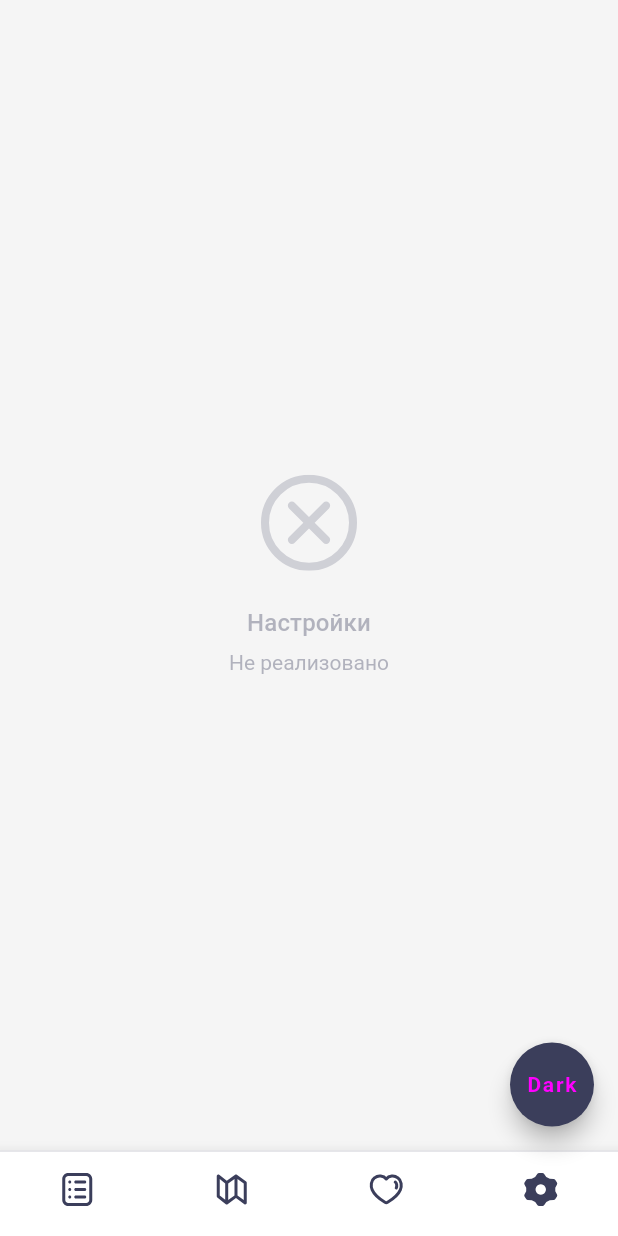
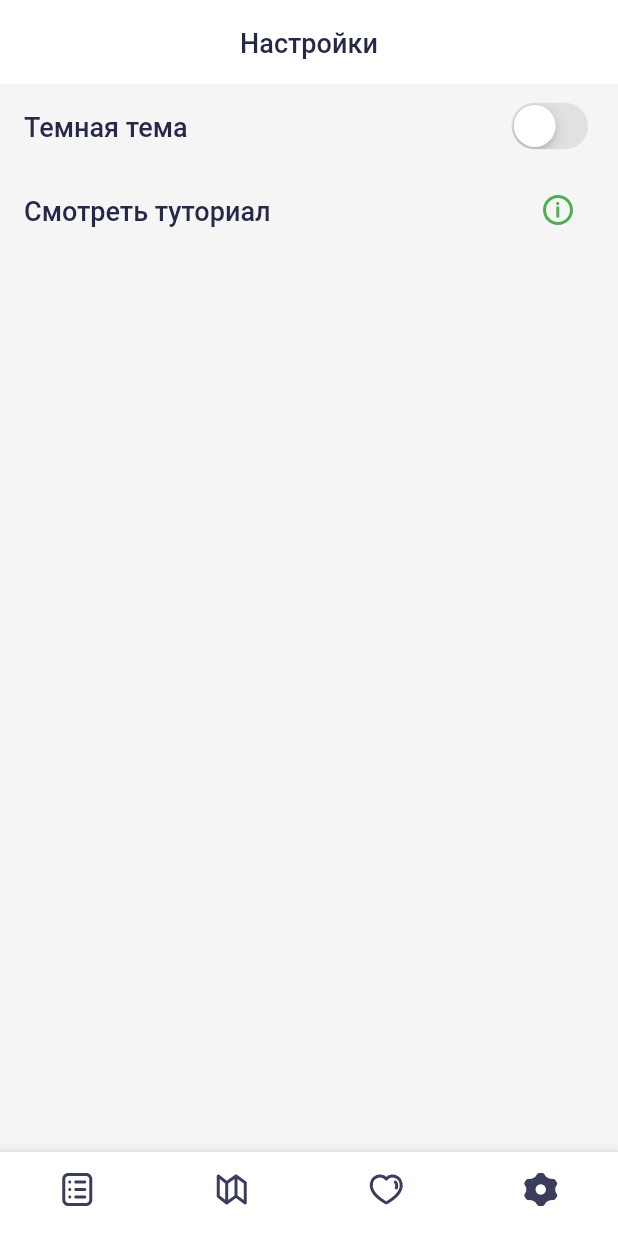
Before and after one commit to novikov-studio/surf-flutter-course-novikov, a Flutter app: the screen it shows after launch, item 4 of the bottom bar chosen, on a phone screen of 412 x 824 dp. Run offline on Flutter 3.47's test engine with Material 2 defaults, Android fonts, the phone set to English and light mode, and no system bars; our stand-ins replace flutter_svg; network calls fail.

Commit message:
Добавлен экран настроек

```diff
--- a/lib/app.dart
+++ b/lib/app.dart
@@ -1,4 +1,5 @@
 import 'package:flutter/material.dart';
+import 'package:places/service/utils.dart';
 import 'package:places/ui/screen/home_screen.dart';
 import 'package:places/ui/screen/res/themes.dart';
 
@@ -7,26 +8,18 @@ class App extends StatefulWidget {
 
   @override
   State<App> createState() => _AppState();
-
-  static _AppState? of(BuildContext context) =>
-      context.findAncestorStateOfType<_AppState>();
 }
 
 class _AppState extends State<App> {
-  bool _isLightTheme = true;
-
   @override
   Widget build(BuildContext context) {
-    return MaterialApp(
-      title: 'Places',
-      theme: _isLightTheme ? Themes.light : Themes.dark,
-      home: const HomeScreen(),
+    return ValueListenableBuilder<bool>(
+      valueListenable: Utils.isLight,
+      builder: (_, value, __) => MaterialApp(
+        title: 'Places',
+        theme: value ? Themes.light : Themes.dark,
+        home: const HomeScreen(),
+      ),
     );
   }
-
-  void toggleTheme() {
-    setState(() {
-      _isLightTheme = !_isLightTheme;
-    });
-  }
 }
--- a/lib/service/utils.dart
+++ b/lib/service/utils.dart
@@ -4,6 +4,8 @@ import 'package:flutter/foundation.dart';
 import 'package:places/service/location.dart';
 
 abstract class Utils {
+  static ValueNotifier<bool> isLight = ValueNotifier(true);
+
   /// Выводит строку в консоль
   static void log(String text) {
     if (kDebugMode) {
--- a/lib/ui/const/app_strings.dart
+++ b/lib/ui/const/app_strings.dart
@@ -3,9 +3,12 @@ abstract class AppStrings {
   // Заголовки
   static const listTitle = 'Список\nинтересных мест';
   static const favoritesTitle = 'Избранное';
+  static const settingsTitle = 'Настройки';
 
   // Названия полей
   static const categories = 'КАТЕГОРИИ';
+  static const darkTheme = 'Темная тема';
+  static const watchTutorial = 'Смотреть туториал';
 
   // Надписи на кнопках
   static const buildRoute = 'ПОСТРОИТЬ МАРШРУТ';
--- a/lib/ui/screen/home_screen.dart
+++ b/lib/ui/screen/home_screen.dart
@@ -1,6 +1,6 @@
 import 'package:flutter/material.dart';
-import 'package:places/app.dart';
 import 'package:places/ui/const/app_icons.dart';
+import 'package:places/ui/screen/settings_screen.dart';
 import 'package:places/ui/screen/sight_list_screen.dart';
 import 'package:places/ui/screen/visiting_screen.dart';
 import 'package:places/ui/widget/bottom_nav_bar.dart';
@@ -39,20 +39,8 @@ class _HomeScreenState extends State<HomeScreen>
             details: 'Не реализовано',
           ),
           VisitingScreen(),
-          EmptyList(
-            icon: AppIcons.error,
-            title: 'Настройки',
-            details: 'Не реализовано',
-          ),
+          SettingsScreen(),
         ],
-      ),
-      floatingActionButton: FloatingActionButton(
-        child: Text(Theme.of(context).brightness == Brightness.light
-            ? 'Dark'
-            : 'Light'),
-        onPressed: () {
-          App.of(context)?.toggleTheme();
-        },
       ),
       bottomNavigationBar: BottomNavBar(
         currentIndex: _tabController.index,
--- a/lib/ui/screen/res/themes.dart
+++ b/lib/ui/screen/res/themes.dart
@@ -30,6 +30,7 @@ abstract class Themes {
           inactive: LightColors.inactiveBlack,
           thumb: LightColors.white,
         ),
+        listTileTheme: _buildListTileThemeData(color: LightColors.main),
         dividerColor: LightColors.divider,
         dividerTheme: _buildDividerThemeData(color: LightColors.divider),
         bottomNavigationBarTheme: _buildBottomNavigationBarTheme(
@@ -64,6 +65,7 @@ abstract class Themes {
           inactive: DarkColors.inactiveBlack,
           thumb: DarkColors.white,
         ),
+        listTileTheme: _buildListTileThemeData(color: DarkColors.white),
         dividerColor: DarkColors.divider,
         dividerTheme: _buildDividerThemeData(color: DarkColors.divider),
         bottomNavigationBarTheme: _buildBottomNavigationBarTheme(
@@ -221,6 +223,9 @@ abstract class Themes {
         rangeTrackShape: const RectangularRangeSliderTrackShape(),
       );
 
+  static ListTileThemeData _buildListTileThemeData({required Color color}) =>
+      ListTileThemeData(textColor: color);
+
   static DividerThemeData _buildDividerThemeData({required Color color}) =>
       DividerThemeData(
         color: color,
--- /dev/null
+++ b/lib/ui/screen/settings_screen.dart
@@ -0,0 +1,50 @@
+import 'package:flutter/cupertino.dart';
+import 'package:flutter/material.dart';
+import 'package:places/service/utils.dart';
+import 'package:places/ui/const/app_icons.dart';
+import 'package:places/ui/const/app_strings.dart';
+import 'package:places/ui/screen/res/theme_extension.dart';
+import 'package:places/ui/widget/svg_icon.dart';
+
+class SettingsScreen extends StatelessWidget {
+  const SettingsScreen({Key? key}) : super(key: key);
+
+  @override
+  Widget build(BuildContext context) {
+    final theme = Theme.of(context);
+    final isLight = theme.colorScheme.isLight;
+
+    return Scaffold(
+      appBar: AppBar(
+        title: const Text(AppStrings.settingsTitle),
+      ),
+      body: DefaultTextStyle(
+        style: theme.textTheme.text,
+        child: Column(
+          children: [
+            ListTile(
+              title: const Text(AppStrings.darkTheme),
+              trailing: CupertinoSwitch(
+                value: !isLight,
+                onChanged: (value) {
+                  Utils.isLight.value = !value;
+                },
+              ),
+            ),
+            ListTile(
+              title: const Text(AppStrings.watchTutorial),
+              trailing: IconButton(
+                color: theme.colorScheme.green,
+                splashRadius: 24.0,
+                icon: const SvgIcon(AppIcons.info),
+                onPressed: () {
+                  Utils.logButtonPressed('settings.tutorial');
+                },
+              ),
+            ),
+          ],
+        ),
+      ),
+    );
+  }
+}
```
